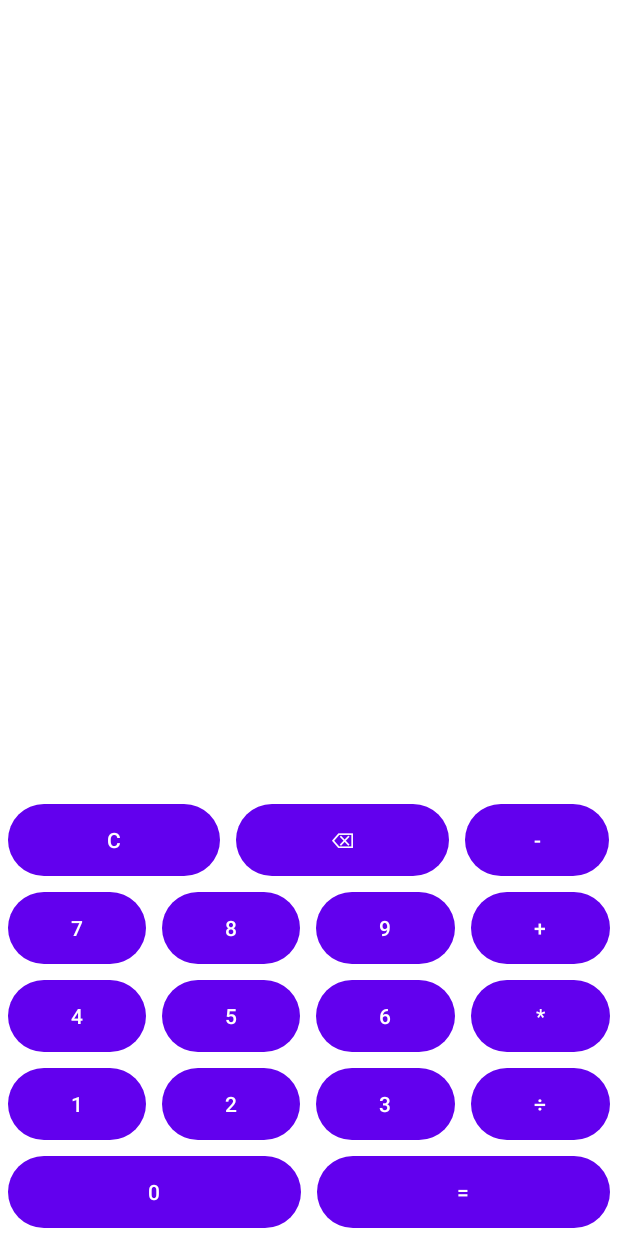
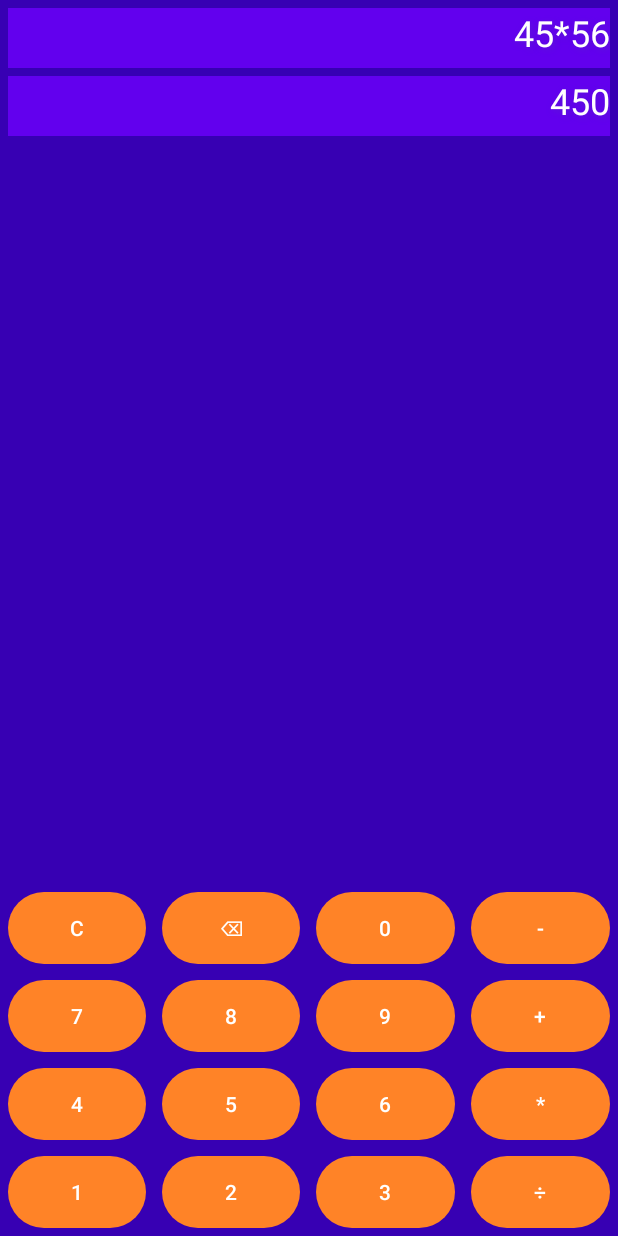
Before and after one commit to AntonFisko/Calculator, an Android app: the layout fragment_calculator.xml on its own in the app's theme, with its tools: preview values and no code run, on a phone screen of 412 x 824 dp. Run offline under Robolectric (Android 15) with nearby library versions, the phone set to English and light mode, and no system bars.

Commit message:
changes in variables and designations

```diff
--- a/app/src/main/java/com/example/calculatortz/FragmentCalculator.kt
+++ b/app/src/main/java/com/example/calculatortz/FragmentCalculator.kt
@@ -6,6 +6,7 @@ import android.view.View
 import android.view.ViewGroup
 import androidx.fragment.app.Fragment
 import androidx.fragment.app.viewModels
+import com.example.calculatortz.Calculate.CalculatorViewModel
 import com.example.calculatortz.databinding.FragmentCalculatorBinding
 
 class FragmentCalculator : Fragment(R.layout.fragment_calculator) {
@@ -44,6 +45,7 @@ class FragmentCalculator : Fragment(R.layout.fragment_calculator) {
         calculatorViewModel.expression.observe(viewLifecycleOwner) { expression ->
             binding.expressionView.text = expression
         }
+
         calculatorViewModel.expressionResult.observe(viewLifecycleOwner) { expressionResult ->
             val resultExpression = expressionResult?.toString() ?: "Wrong expression"
             binding.resultExpressionView.text = resultExpression
@@ -59,7 +61,7 @@ class FragmentCalculator : Fragment(R.layout.fragment_calculator) {
     }
 
     private fun addSymbolTextView(symbol: String) {
-       calculatorViewModel.addSymbol(symbol)
+        calculatorViewModel.addSymbol(symbol)
     }
 
     companion object {
--- a/app/src/main/res/drawable/button_style.xml
+++ b/app/src/main/res/drawable/button_style.xml
@@ -3,9 +3,7 @@
 <item>
     <shape android:shape="rectangle">
         <corners android:radius="1000dp">
-            <solid android:color="@color/calculation_button"/>
         </corners>
-
     </shape>
 </item>
 </selector>
--- a/app/src/main/res/layout/fragment_calculator.xml
+++ b/app/src/main/res/layout/fragment_calculator.xml
@@ -3,40 +3,51 @@
     xmlns:app="http://schemas.android.com/apk/res-auto"
     xmlns:tools="http://schemas.android.com/tools"
     android:layout_width="match_parent"
-    android:layout_height="match_parent">
+    android:layout_height="match_parent"
+    android:background="@color/purple_700">
+
 
     <TextView
         android:id="@+id/expression_view"
         android:layout_width="match_parent"
         android:layout_height="40dp"
         android:layout_margin="5dp"
-        android:background="@drawable/button_style"
+        android:background="@color/purple_500"
         android:gravity="end"
+        android:shadowColor="#5B16D5"
+        android:shadowDx="2"
+        android:shadowDy="2"
+        android:shadowRadius="5"
         android:text=""
+        android:textColor="@color/white"
         android:textIsSelectable="true"
+        android:textSize="24sp"
         app:layout_constraintEnd_toEndOf="parent"
         app:layout_constraintHorizontal_bias="0.0"
         app:layout_constraintStart_toStartOf="parent"
         app:layout_constraintTop_toTopOf="parent"
-        android:textColor="@color/black"
-        android:textSize="24sp"
-        />
+        tools:text="45*56" />
 
     <TextView
         android:id="@+id/result_expression_view"
         android:layout_width="match_parent"
         android:layout_height="40dp"
         android:layout_margin="5dp"
-        android:background="@drawable/button_style"
+        android:background="@color/purple_500"
         android:gravity="end"
+        android:shadowColor="#5B16D5"
+        android:shadowDx="2"
+        android:shadowDy="2"
+        android:shadowRadius="5"
         android:text=""
+        android:textColor="@color/white"
         android:textIsSelectable="true"
         android:textSize="24sp"
         app:layout_constraintEnd_toEndOf="parent"
         app:layout_constraintHorizontal_bias="0.0"
         app:layout_constraintStart_toStartOf="parent"
         app:layout_constraintTop_toBottomOf="@+id/expression_view"
-        />
+        tools:text="450" />
 
     <TableLayout
         android:id="@+id/tableLayout"
@@ -44,9 +55,7 @@
         android:layout_height="wrap_content"
         app:layout_constraintBottom_toBottomOf="parent"
         app:layout_constraintEnd_toEndOf="parent"
-        app:layout_constraintStart_toStartOf="parent"
-        app:layout_constraintTop_toBottomOf="@+id/result_expression_view"
-        app:layout_constraintVertical_bias="1.0">
+        app:layout_constraintStart_toStartOf="parent">
 
         <TableRow
             android:layout_width="match_parent"
@@ -59,7 +68,7 @@
                 android:layout_width="wrap_content"
                 android:layout_height="wrap_content"
                 android:layout_margin="5dp"
-                android:layout_weight="2"
+                android:layout_weight="1"
                 android:background="@drawable/button_style"
                 android:text="@string/clear" />
 
@@ -69,16 +78,25 @@
                 android:layout_height="wrap_content"
                 android:layout_margin="5dp"
                 android:layout_marginBottom="8dp"
-                android:layout_weight="2"
+                android:layout_weight="1"
                 android:background="@drawable/button_style"
                 android:text="@string/removal" />
+
+            <Button
+                android:id="@+id/buttonZero"
+                android:layout_width="wrap_content"
+                android:layout_height="wrap_content"
+                android:layout_margin="5dp"
+                android:layout_weight="1"
+                android:background="@drawable/button_style"
+                android:text="@string/zero" />
 
             <Button
                 android:id="@+id/buttonMinus"
                 android:layout_width="wrap_content"
                 android:layout_height="wrap_content"
                 android:layout_margin="5dp"
-                android:layout_weight="0.3"
+                android:layout_weight="1"
                 android:background="@drawable/button_style"
                 android:text="@string/minus" />
 
@@ -209,29 +227,15 @@
 
         </TableRow>
 
-        <TableRow
-            android:layout_width="match_parent"
-            android:layout_height="match_parent">
+    </TableLayout>
 
-            <Button
-                android:id="@+id/buttonZero"
-                android:layout_width="wrap_content"
-                android:layout_height="wrap_content"
-                android:layout_margin="5dp"
-                android:layout_weight="1"
-                android:background="@drawable/button_style"
-                android:text="@string/zero" />
-
-            <Button
-                android:id="@+id/buttonEqually"
-                android:layout_width="wrap_content"
-                android:layout_height="wrap_content"
-                android:layout_margin="5dp"
-                android:layout_weight="1"
-                android:background="@drawable/button_style"
-                android:text="@string/equally" />
-        </TableRow>
-    </TableLayout>
+    <androidx.constraintlayout.widget.Barrier
+        android:id="@+id/barrier3"
+        android:layout_width="wrap_content"
+        android:layout_height="wrap_content"
+        app:barrierDirection="bottom"
+        app:constraint_referenced_ids="result_expression_view"
+        tools:layout_editor_absoluteY="731dp" />
 
 
 </androidx.constraintlayout.widget.ConstraintLayout>
--- a/app/src/main/res/values/colors.xml
+++ b/app/src/main/res/values/colors.xml
@@ -8,4 +8,5 @@
     <color name="black">#FF000000</color>
     <color name="white">#FFFFFFFF</color>
     <color name="calculation_button">#FF8327</color>
+
 </resources>
--- a/app/src/main/res/values/themes.xml
+++ b/app/src/main/res/values/themes.xml
@@ -2,7 +2,7 @@
     <!-- Base application theme. -->
     <style name="Theme.CalculatorTZ" parent="Theme.MaterialComponents.DayNight.NoActionBar">
         <!-- Primary brand color. -->
-        <item name="colorPrimary">@color/purple_500</item>
+        <item name="colorPrimary">@color/calculation_button</item>
         <item name="colorPrimaryVariant">@color/purple_700</item>
         <item name="colorOnPrimary">@color/white</item>
         <!-- Secondary brand color. -->
```
Also changed, not shown: app/src/main/java/com/example/calculatortz/Calculate/Calculator.kt (+4 -7 lines), app/src/main/java/com/example/calculatortz/Calculate/CalculatorViewModel.kt (+13 -4 lines), app/src/main/java/com/example/calculatortz/Calculate/GetResult.kt (+29 -44 lines), app/src/main/java/com/example/calculatortz/Calculate/OperatorTokenizer.kt (+10 -14 lines), app/src/main/java/com/example/calculatortz/Calculate/ReversePolishEntry.kt (deleted, +0 -59 lines), app/src/main/java/com/example/calculatortz/Calculate/ToPolishEntry.kt (added, +66 -0 lines), app/src/main/java/com/example/calculatortz/Extensions.kt (deleted, +0 -12 lines), app/src/main/res/layout-land/fragment_calculater.xml (deleted, +0 -236 lines), 1 other file.
